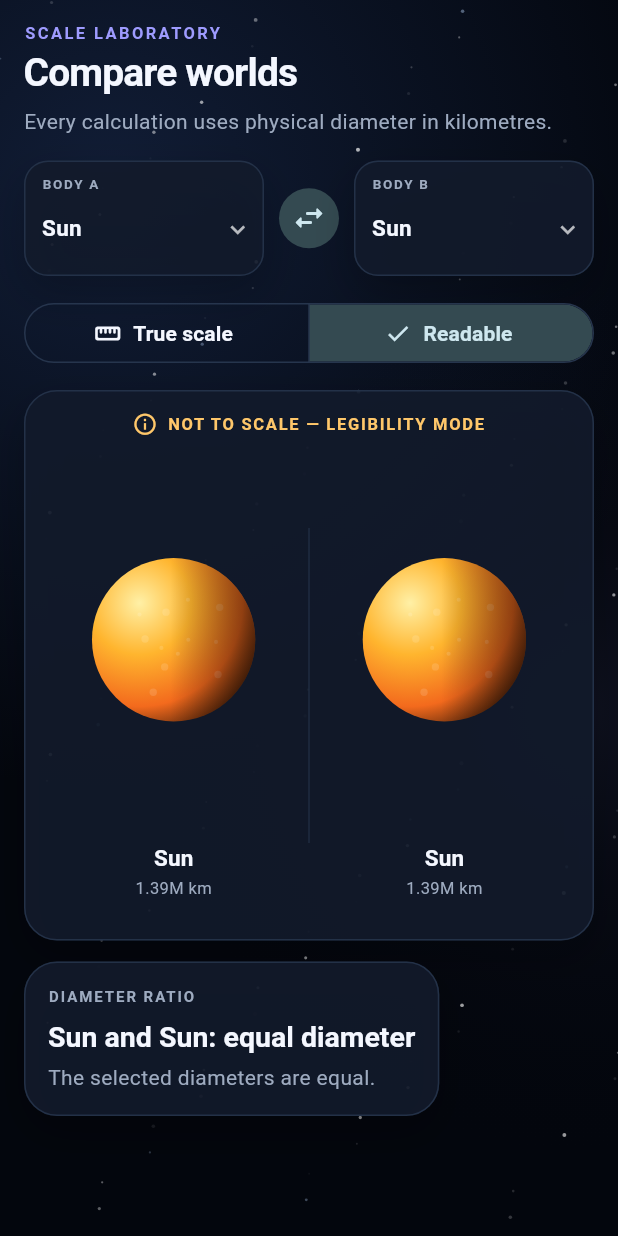
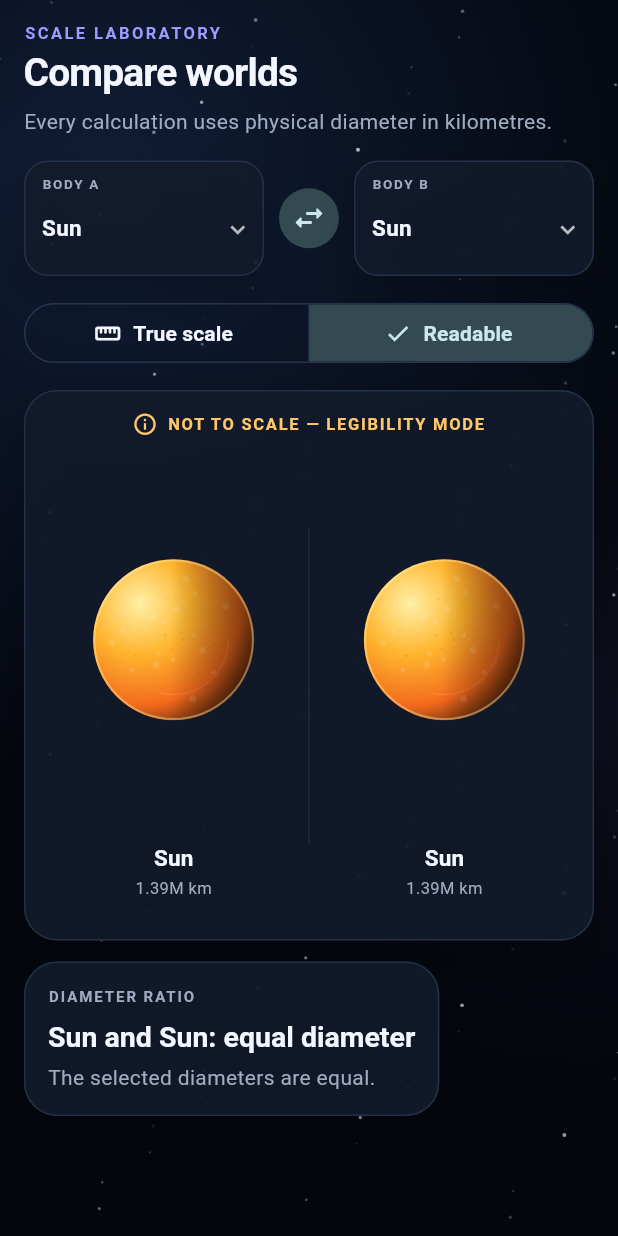
Before and after one commit to saaed2010/Solar-System-Explorer, a Flutter app: the ComparisonScreen screen opened directly with sample values from the repository, after a tap on "Readable", on a phone screen of 412 x 824 dp. Run offline on Flutter 3.47's test engine with Material 3 defaults, Android fonts, the phone set to English and light mode, and no system bars.

Commit message:
feat: refine procedural celestial rendering

```diff
--- a/lib/widgets/celestial_body_visual.dart
+++ b/lib/widgets/celestial_body_visual.dart
@@ -111,7 +111,7 @@ class _BodyPainter extends CustomPainter {
     final shortest = math.min(size.width, size.height);
     final center = Offset(size.width / 2, size.height / 2);
     // A single disk-to-widget ratio keeps scientific comparisons consistent.
-    final radius = shortest * 0.36;
+    final radius = shortest * (body.id == 'saturn' ? 0.34 : 0.355);
     final colours = body.palette.map(Color.new).toList(growable: false);
 
     if (glow) {
@@ -149,13 +149,22 @@ class _BodyPainter extends CustomPainter {
 
     canvas.save();
     canvas.clipPath(Path()..addOval(sphereRect));
-    if (body.id == 'earth') _drawEarth(canvas, center, radius);
+    _drawSurfaceGrain(canvas, center, radius, colours);
+    if (body.id == 'earth') {
+      _drawEarth(canvas, center, radius);
+      _drawClouds(canvas, center, radius);
+    }
     if (body.id == 'jupiter' || body.id == 'saturn') {
       _drawGasBands(canvas, center, radius);
     }
+    if (body.id == 'venus' || body.id == 'uranus') {
+      _drawAtmosphereBands(canvas, center, radius);
+    }
     if (body.id == 'neptune') _drawStorm(canvas, center, radius);
     if (body.id == 'mars') _drawMars(canvas, center, radius);
-    if (body.type == BodyType.moon || body.type == BodyType.dwarfPlanet) {
+    if (body.id == 'mercury' ||
+        body.type == BodyType.moon ||
+        body.type == BodyType.dwarfPlanet) {
       _drawCraters(canvas, center, radius);
     }
     if (body.isStar) _drawStarTexture(canvas, center, radius);
@@ -172,8 +181,101 @@ class _BodyPainter extends CustomPainter {
       ).createShader(sphereRect);
     canvas.drawCircle(center, radius, shade);
 
+    canvas.drawCircle(
+      center,
+      radius * 0.985,
+      Paint()
+        ..style = PaintingStyle.stroke
+        ..strokeWidth = math.max(0.65, radius * 0.025)
+        ..color = colours.first.withValues(alpha: body.isStar ? 0.42 : 0.30),
+    );
+    if (body.id == 'earth' ||
+        body.id == 'venus' ||
+        body.id == 'uranus' ||
+        body.id == 'neptune') {
+      canvas.drawCircle(
+        center,
+        radius * 1.018,
+        Paint()
+          ..style = PaintingStyle.stroke
+          ..strokeWidth = math.max(0.8, radius * 0.035)
+          ..color = colours.first.withValues(alpha: 0.22),
+      );
+    }
+
     if (body.id == 'saturn') {
       _drawRings(canvas, center, radius, colours, behind: false);
+    }
+  }
+
+  void _drawSurfaceGrain(
+    Canvas canvas,
+    Offset center,
+    double radius,
+    List<Color> colours,
+  ) {
+    final seed = body.id.codeUnits.fold<int>(0, (value, unit) => value + unit);
+    for (var i = 0; i < 22; i++) {
+      final angle = i * 2.399 + seed * 0.013 + phase * 0.12;
+      final distance = radius * (0.12 + ((i * 37 + seed) % 78) / 100);
+      final point =
+          center + Offset(math.cos(angle), math.sin(angle)) * distance;
+      canvas.drawCircle(
+        point,
+        radius * (0.008 + (i % 4) * 0.004),
+        Paint()
+          ..color = (i.isEven ? Colors.white : colours.last).withValues(
+            alpha: body.isStar ? 0.08 : 0.045,
+          ),
+      );
+    }
+  }
+
+  void _drawClouds(Canvas canvas, Offset center, double radius) {
+    final cloud = Paint()
+      ..style = PaintingStyle.stroke
+      ..strokeCap = StrokeCap.round
+      ..strokeWidth = math.max(0.7, radius * 0.045)
+      ..color = Colors.white.withValues(alpha: 0.24);
+    final shift = math.sin(phase * math.pi * 2) * radius * 0.1;
+    for (var i = -2; i <= 2; i++) {
+      final y = center.dy + i * radius * 0.31;
+      final halfWidth = math.sqrt(
+        math.max(0, radius * radius - math.pow(y - center.dy, 2)),
+      );
+      canvas.drawArc(
+        Rect.fromCenter(
+          center: Offset(center.dx + shift, y),
+          width: halfWidth * 1.45,
+          height: radius * 0.18,
+        ),
+        math.pi * (i.isEven ? 0.12 : 1.05),
+        math.pi * 0.72,
+        false,
+        cloud,
+      );
+    }
+  }
+
+  void _drawAtmosphereBands(Canvas canvas, Offset center, double radius) {
+    final band = Paint()
+      ..style = PaintingStyle.stroke
+      ..strokeCap = StrokeCap.round;
+    for (var i = -3; i <= 3; i++) {
+      final y = center.dy + i * radius * 0.22;
+      final halfWidth = math.sqrt(
+        math.max(0, radius * radius - math.pow(y - center.dy, 2)),
+      );
+      band
+        ..strokeWidth = math.max(0.55, radius * 0.026)
+        ..color = Colors.white.withValues(
+          alpha: body.id == 'venus' ? 0.11 : 0.07,
+        );
+      canvas.drawLine(
+        Offset(center.dx - halfWidth, y),
+        Offset(center.dx + halfWidth, y),
+        band,
+      );
     }
   }
 
@@ -292,16 +394,29 @@ class _BodyPainter extends CustomPainter {
   }
 
   void _drawStarTexture(Canvas canvas, Offset center, double radius) {
-    final texture = Paint()..color = Colors.white.withValues(alpha: 0.13);
-    for (var i = 0; i < 12; i++) {
-      final angle = i * 1.89 + phase * math.pi * 2;
-      final distance = radius * (0.18 + (i % 4) * 0.17);
+    final texture = Paint();
+    for (var i = 0; i < 24; i++) {
+      final angle = i * 2.399 + phase * math.pi * 0.7;
+      final distance = radius * (0.12 + (i % 6) * 0.13);
+      texture.color = (i % 3 == 0 ? Colors.black : Colors.white).withValues(
+        alpha: i % 3 == 0 ? 0.055 : 0.12,
+      );
       canvas.drawCircle(
         center + Offset(math.cos(angle), math.sin(angle)) * distance,
-        radius * (0.025 + (i % 2) * 0.02),
+        radius * (0.018 + (i % 3) * 0.012),
         texture,
       );
     }
+    canvas.drawArc(
+      Rect.fromCircle(center: center, radius: radius * 0.68),
+      phase * math.pi * 2,
+      math.pi * 0.58,
+      false,
+      Paint()
+        ..style = PaintingStyle.stroke
+        ..strokeWidth = math.max(0.65, radius * 0.022)
+        ..color = Colors.white.withValues(alpha: 0.09),
+    );
   }
 
   void _drawRings(
```
